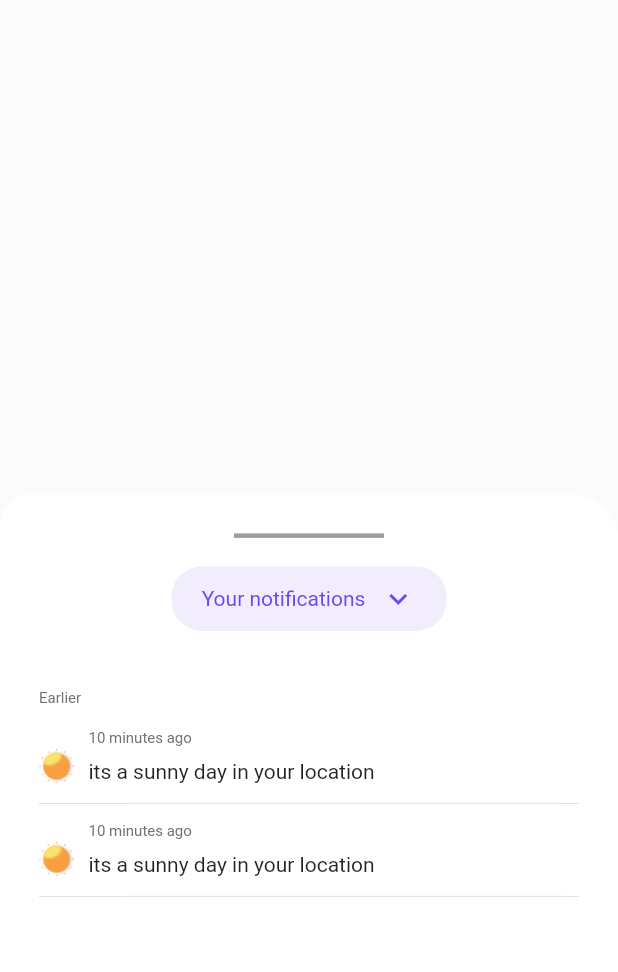
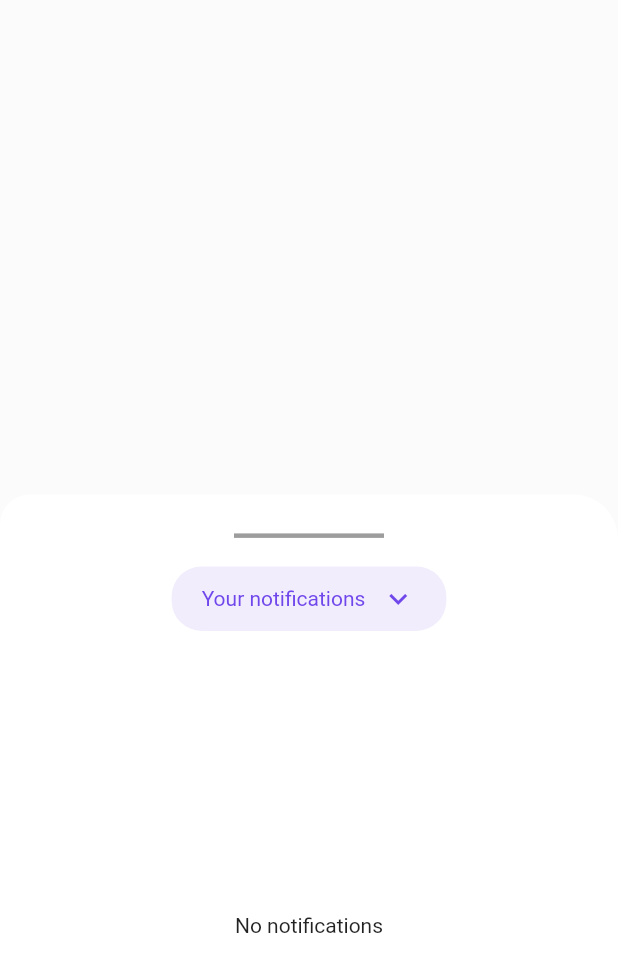
Before and after one commit to Abu-muhab/forecast, a Flutter app: the ForecastNotification widget shown alone on an empty page, opened directly with empty values, on a phone screen of 412 x 824 dp. Shown: the top 972 px of the screen. Run offline on Flutter 3.47's test engine with Material 2 defaults, Android fonts, the light colour scheme and no system bars; our stand-ins replace cached_network_image, connectivity, dio, get_it, google_maps_flutter, location and 3 more; accounts and stored records are empty; generated files the repository leaves out were written again.

Commit message:
notification reposiory impl

```diff
--- /dev/null
+++ b/lib/data/models/notification_model.dart
@@ -0,0 +1,16 @@
+import 'package:forecast/data/models/forecast_model.dart';
+import 'package:json_annotation/json_annotation.dart';
+part 'notification_model.g.dart';
+
+@JsonSerializable(explicitToJson: true)
+class Notification {
+  Forecast forecast;
+  bool read;
+
+  Notification({required this.forecast, required this.read});
+
+  factory Notification.fromJson(Map<String, dynamic> json) =>
+      _$NotificationFromJson(json);
+
+  Map<String, dynamic> toJson() => _$NotificationToJson(this);
+}
--- /dev/null
+++ b/lib/data/repositories/notifications_repository_impl.dart
@@ -0,0 +1,45 @@
+import 'dart:convert';
+import 'package:forecast/data/models/notification_model.dart';
+import 'package:forecast/domain/repositories/notification_repository.dart';
+import 'package:shared_preferences/shared_preferences.dart';
+
+class NotificationRepositoryImpl implements NotificationRepository {
+  final SharedPreferences sharedPreferences;
+  NotificationRepositoryImpl({required this.sharedPreferences});
+  @override
+  Future<List<Notification>> getNotifications() async {
+    List<Notification> notifications = await fetchNotificationFromPrefs();
+    return notifications.reversed.toList();
+  }
+
+  @override
+  Future<void> setNotificationsAsRead() async {
+    List<Notification> notifications = await fetchNotificationFromPrefs();
+    notifications.forEach((notification) {
+      notification.read = true;
+    });
+    await sharedPreferences.setString(
+        "notifications", json.encode(notifications));
+  }
+
+  @override
+  Future<bool> saveNotification(Notification notification) async {
+    List<Notification> notifications = await fetchNotificationFromPrefs();
+    notifications.add(notification);
+    return sharedPreferences.setString(
+        "notifications", json.encode(notifications));
+  }
+
+  Future<List<Notification>> fetchNotificationFromPrefs() async {
+    String? notificationsJsonString =
+        sharedPreferences.getString("notifications");
+    List<Notification> notifications = [];
+    if (notificationsJsonString != null) {
+      List notsJsons = json.decode(notificationsJsonString);
+      notsJsons.forEach((element) {
+        notifications.add(Notification.fromJson(element));
+      });
+    }
+    return notifications;
+  }
+}
--- /dev/null
+++ b/lib/domain/usecases/add_and_get_updated_notification_list.dart
@@ -0,0 +1,22 @@
+import 'package:forecast/data/models/notification_model.dart';
+import 'package:forecast/domain/repositories/notification_repository.dart';
+import 'package:forecast/domain/usecases/usecase.dart';
+
+class AddAndGetUpdatedNotificationList
+    implements
+        UseCase<List<Notification>, AddAndGetUpdatedNotificationListParams> {
+  final NotificationRepository repository;
+  AddAndGetUpdatedNotificationList(this.repository);
+
+  @override
+  Future<List<Notification>> call(
+      {required AddAndGetUpdatedNotificationListParams params}) async {
+    await repository.saveNotification(params.notification);
+    return repository.getNotifications();
+  }
+}
+
+class AddAndGetUpdatedNotificationListParams {
+  Notification notification;
+  AddAndGetUpdatedNotificationListParams({required this.notification});
+}
--- /dev/null
+++ b/lib/domain/usecases/get_notifications.dart
@@ -0,0 +1,13 @@
+import 'package:forecast/data/models/notification_model.dart';
+import 'package:forecast/domain/repositories/notification_repository.dart';
+import 'package:forecast/domain/usecases/usecase.dart';
+
+class GetNotifications implements UseCase<List<Notification>, NoParams> {
+  final NotificationRepository repository;
+  GetNotifications(this.repository);
+
+  @override
+  Future<List<Notification>> call({required NoParams params}) {
+    return repository.getNotifications();
+  }
+}
--- /dev/null
+++ b/lib/domain/usecases/marks_notifications_as_read_and_get_updated_list.dart
@@ -0,0 +1,16 @@
+import 'package:forecast/data/models/notification_model.dart';
+import 'package:forecast/domain/repositories/notification_repository.dart';
+import 'package:forecast/domain/usecases/usecase.dart';
+
+class MarkNotificationsAsReadAndGetUpdatedList
+    implements UseCase<List<Notification>, NoParams> {
+  final NotificationRepository notificationsRepository;
+
+  MarkNotificationsAsReadAndGetUpdatedList(this.notificationsRepository);
+
+  @override
+  Future<List<Notification>> call({required NoParams params}) async {
+    await notificationsRepository.setNotificationsAsRead();
+    return notificationsRepository.getNotifications();
+  }
+}
--- a/lib/domain/usecases/usecase.dart
+++ b/lib/domain/usecases/usecase.dart
@@ -1,3 +1,5 @@
 abstract class UseCase<Type, Params> {
   Future<Type> call({required Params params});
 }
+
+class NoParams {}
--- a/lib/presentation/pages/forecast/forecast.dart
+++ b/lib/presentation/pages/forecast/forecast.dart
@@ -12,6 +12,7 @@ import 'package:forecast/presentation/pages/forecast/forecast_notification.dart'
 import 'package:forecast/presentation/pages/forecast/forecast_report.dart';
 import 'package:forecast/presentation/providers/forecast_provider.dart';
 import 'package:forecast/presentation/providers/location_provider.dart';
+import 'package:forecast/presentation/providers/notification_provider.dart';
 import 'package:provider/provider.dart';
 import 'package:tuple/tuple.dart';
 
@@ -80,6 +81,9 @@ class _ForecastScreenState extends State<ForecastScreen> {
                                 setState(() {
                                   showNotifications = true;
                                 });
+                                Provider.of<NotificationProvider>(context,
+                                        listen: false)
+                                    .markNotificationsAsRead();
                               },
                               onSearchButtonClicked: () {
                                 Navigator.pushNamed(context, "/search");
--- a/lib/presentation/pages/forecast/forecast_notification.dart
+++ b/lib/presentation/pages/forecast/forecast_notification.dart
@@ -1,7 +1,11 @@
 import 'package:flutter/cupertino.dart';
 import 'package:flutter/material.dart';
 import 'package:forecast/constants.dart';
+import 'package:forecast/data/models/notification_model.dart'
+    as notificationModel;
+import 'package:forecast/presentation/providers/notification_provider.dart';
 import 'package:forecast/presentation/widgets/forecast_notification_tile.dart';
+import 'package:provider/provider.dart';
 
 class ForecastNotification extends StatelessWidget {
   final Function()? onDismiss;
@@ -78,39 +82,47 @@ class ForecastNotification extends StatelessWidget {
                         ),
                       ),
                       SizedBox(
-                        height: 39,
+                        height: 15,
                       ),
                       Expanded(
-                          child: SingleChildScrollView(
-                        physics: BouncingScrollPhysics(),
                           child: Column(
                         crossAxisAlignment: CrossAxisAlignment.start,
                         children: [
-                            Text(
-                              "Earlier",
-                              style: TextStyle(
-                                  fontSize: 10,
-                                  color: Color(0xff737272),
-                                  fontWeight: FontWeight.w400),
+                          Expanded(
+                            child: Selector<NotificationProvider,
+                                    List<notificationModel.Notification>>(
+                                builder: (context, notifications, _) {
+                                  if (notifications.isEmpty) {
+                                    return Center(
+                                      child: Text("No notifications"),
+                                    );
+                                  }
+                                  return SizedBox(
+                                    height: constraint.maxHeight,
+                                    child: ListView.builder(
+                                      physics: BouncingScrollPhysics(),
+                                      itemCount: notifications.length,
+                                      itemBuilder: (context, count) {
+                                        return Column(
+                                          children: [
+                                            ForecastNotificationTile(
+                                              notification:
+                                                  notifications[count],
                                             ),
                                             SizedBox(
                                               height: 15,
                                             ),
-                            ForecastNotificationTile(),
-                            SizedBox(
-                              height: 5,
+                                            Divider(),
+                                          ],
+                                        );
+                                      },
                                     ),
-                            Divider(),
-                            SizedBox(
-                              height: 5,
-                            ),
-                            ForecastNotificationTile(),
-                            SizedBox(
-                              height: 5,
-                            ),
-                            Divider()
+                                  );
+                                },
+                                selector: (context, model) =>
+                                    model.notifications),
+                          )
                         ],
-                        ),
                       ))
                     ],
                   ),
--- a/lib/presentation/providers/forecast_provider.dart
+++ b/lib/presentation/providers/forecast_provider.dart
@@ -15,6 +15,7 @@ class ForecastProvider extends ChangeNotifier {
   bool _isLoading = false;
 
   bool _searchMode = false;
+  bool get searchMode => _searchMode;
 
   bool get isLoading => _isLoading;
 
--- /dev/null
+++ b/lib/presentation/providers/notification_provider.dart
@@ -0,0 +1,77 @@
+import 'package:flutter/material.dart';
+import 'package:forecast/data/models/forecast_model.dart';
+import 'package:forecast/data/models/notification_model.dart'
+    as notificationModel;
+import 'package:forecast/domain/usecases/add_and_get_updated_notification_list.dart';
+import 'package:forecast/domain/usecases/get_notifications.dart';
+import 'package:forecast/domain/usecases/marks_notifications_as_read_and_get_updated_list.dart';
+import 'package:forecast/domain/usecases/usecase.dart';
+import 'package:forecast/presentation/providers/forecast_provider.dart';
+
+class NotificationProvider extends ChangeNotifier {
+  final AddAndGetUpdatedNotificationList addAndGetUpdatedNotificationList;
+  final GetNotifications getNotifications;
+  final MarkNotificationsAsReadAndGetUpdatedList
+      markNotificationsAsReadAndGetUpdatedList;
+  NotificationProvider(
+      {required this.addAndGetUpdatedNotificationList,
+      required this.getNotifications,
+      required this.markNotificationsAsReadAndGetUpdatedList});
+  bool _isLoading = false;
+  bool get isLoading => _isLoading;
+
+  List<notificationModel.Notification> _notifications = [];
+  List<notificationModel.Notification> get notifications => _notifications;
+
+  ForecastProvider? _forecastProvider;
+  Forecast? latestForecast;
+
+  bool get unreadNotificationsExist =>
+      _notifications.any((notification) => !notification.read);
+
+  Future<void> loadNotifications() async {
+    _isLoading = true;
+    notifyListeners();
+    _notifications = await getNotifications.call(params: NoParams());
+    _isLoading = false;
+    notifyListeners();
+  }
+
+  void setLoading(bool value) {
+    _isLoading = value;
+    notifyListeners();
+  }
+
+  Future<void> addNotification(
+      notificationModel.Notification notification) async {
+    _notifications = await addAndGetUpdatedNotificationList.call(
+        params:
+            AddAndGetUpdatedNotificationListParams(notification: notification));
+    notifyListeners();
+  }
+
+  Future<void> markNotificationsAsRead() async {
+    _notifications =
+        await markNotificationsAsReadAndGetUpdatedList.call(params: NoParams());
+    notifyListeners();
+  }
+
+  setForecastProvider(ForecastProvider forecastProvider) {
+    _forecastProvider = forecastProvider;
+    _forecastProvider!.addListener(() async {
+      if (_forecastProvider!.searchMode == true) {
+        return;
+      }
+      await loadNotifications();
+      if (_forecastProvider != null &&
+          _forecastProvider!.currentForecast != null) {
+        if (latestForecast != _forecastProvider!.currentForecast) {
+          addNotification(notificationModel.Notification(
+              forecast: forecastProvider.currentForecast!, read: false));
+          latestForecast = _forecastProvider!.currentForecast;
+        }
+      }
+    });
+    notifyListeners();
+  }
+}
```
Also changed, not shown: lib/domain/repositories/notification_repository.dart (added, +7 -0 lines), lib/injection_container.dart (+16 -0 lines), lib/main.dart (+9 -0 lines), lib/presentation/pages/forecast/forecast_navigation.dart (+29 -5 lines), lib/presentation/widgets/forecast_notification_tile.dart (+28 -5 lines), lib/util/util.dart (added, +11 -0 lines), lib/data/models/notification_model.g.dart (added). Lines whose indentation alone changed are shown as unchanged.
